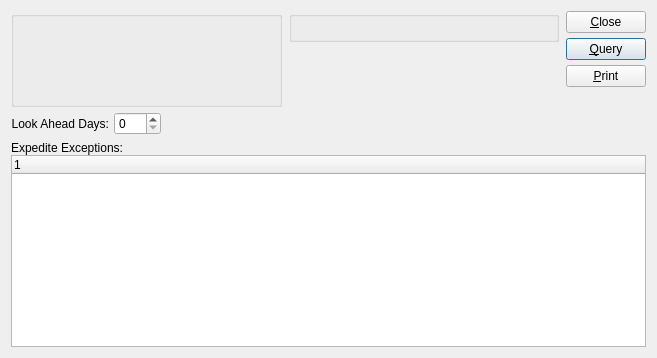
This is guiclient/dspExpediteExceptionsByPlannerCode.ui in Pegasus-RPG/xtuple-client as Qt 5 draws it before an edit. The edited form follows.
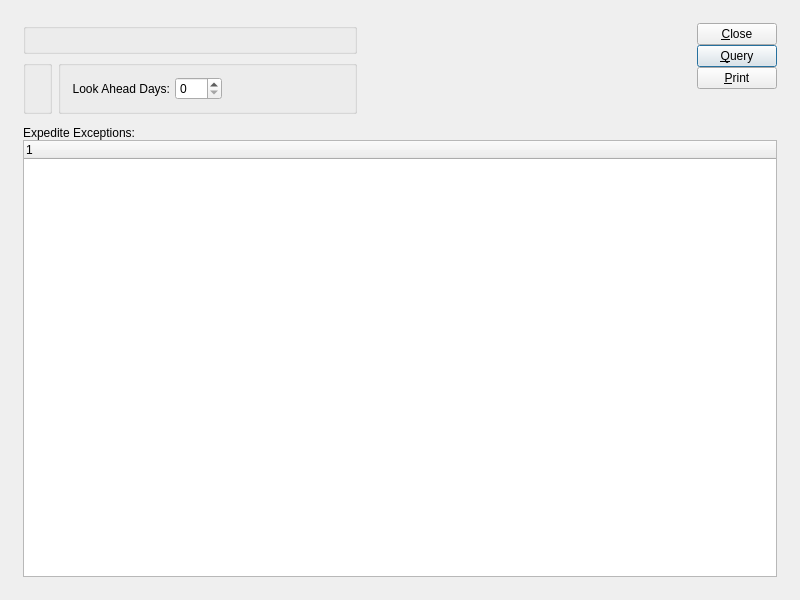
This is the edited form. Custom widgets are drawn as their Qt base class.

Commit message: issue 8520:  Touch up layouts with tweaked clusters.

The edit to the form file:
```diff
--- a/guiclient/dspExpediteExceptionsByPlannerCode.ui
+++ b/guiclient/dspExpediteExceptionsByPlannerCode.ui
@@ -14,93 +14,72 @@
    <rect>
     <x>0</x>
     <y>0</y>
-    <width>657</width>
-    <height>358</height>
+    <width>800</width>
+    <height>600</height>
    </rect>
   </property>
   <property name="windowTitle" >
    <string>Expedite Exceptions by Planner Code</string>
   </property>
-   <layout class="QVBoxLayout" >
-    <item>
-     <layout class="QHBoxLayout" >
+  <layout class="QGridLayout" name="gridLayout_4" >
+   <item row="0" column="0" >
+    <layout class="QGridLayout" name="gridLayout_3" >
       <property name="margin" >
-       <number>0</number>
+      <number>12</number>
       </property>
       <property name="spacing" >
-       <number>7</number>
-      </property>
+      <number>12</number>
+     </property>
+     <item row="0" column="0" >
+      <layout class="QHBoxLayout" name="horizontalLayout_2" >
       <item>
-       <layout class="QVBoxLayout" >
-        <property name="margin" >
-         <number>0</number>
-        </property>
-        <property name="spacing" >
-         <number>5</number>
-        </property>
-        <item>
-         <layout class="QHBoxLayout" >
-          <property name="margin" >
-           <number>0</number>
-          </property>
-          <property name="spacing" >
-           <number>7</number>
-          </property>
+        <layout class="QVBoxLayout" name="verticalLayout_2" >
           <item>
            <widget class="ParameterGroup" name="_plannerCode" >
             <property name="title" >
              <string/>
             </property>
+           <property name="fixedSize" >
+            <bool>false</bool>
+           </property>
            </widget>
           </item>
           <item>
-           <layout class="QVBoxLayout" >
-            <property name="margin" >
-             <number>0</number>
-            </property>
-            <property name="spacing" >
-             <number>0</number>
-            </property>
+          <layout class="QHBoxLayout" name="horizontalLayout" >
             <item>
              <widget class="WarehouseGroup" name="_warehouse" >
               <property name="title" >
                <string/>
               </property>
+             <property name="fixedSize" >
+              <bool>false</bool>
+             </property>
              </widget>
             </item>
             <item>
-             <spacer>
-              <property name="orientation" >
-               <enum>Qt::Vertical</enum>
-              </property>
-              <property name="sizeHint" >
-               <size>
-                <width>20</width>
-                <height>20</height>
-               </size>
-              </property>
-             </spacer>
-            </item>
-           </layout>
-          </item>
-         </layout>
-        </item>
+            <widget class="QGroupBox" name="_optionsGroup" >
+             <property name="title" >
+              <string/>
+             </property>
+             <layout class="QGridLayout" name="gridLayout_2" >
+              <item row="0" column="0" >
+               <layout class="QVBoxLayout" name="verticalLayout" >
         <item>
          <layout class="QHBoxLayout" >
-          <property name="margin" >
-           <number>0</number>
-          </property>
           <property name="spacing" >
            <number>0</number>
           </property>
-          <item>
-           <layout class="QHBoxLayout" >
             <property name="margin" >
              <number>0</number>
             </property>
+                  <item>
+                   <layout class="QHBoxLayout" >
             <property name="spacing" >
              <number>5</number>
             </property>
+                    <property name="margin" >
+                     <number>0</number>
+                    </property>
             <item>
              <widget class="QLabel" name="_lookAheadLit" >
               <property name="text" >
@@ -128,33 +107,66 @@
             <property name="sizeType" >
              <enum>QSizePolicy::Expanding</enum>
             </property>
-            <property name="sizeHint" >
+                    <property name="sizeHint" stdset="0" >
+                     <size>
+                      <width>0</width>
+                      <height>20</height>
+                     </size>
+                    </property>
+                   </spacer>
+                  </item>
+                 </layout>
+                </item>
+                <item>
+                 <spacer>
+                  <property name="orientation" >
+                   <enum>Qt::Vertical</enum>
+                  </property>
+                  <property name="sizeHint" stdset="0" >
              <size>
               <width>20</width>
+                    <height>0</height>
+                   </size>
+                  </property>
+                 </spacer>
+                </item>
+               </layout>
+              </item>
+             </layout>
+            </widget>
+           </item>
+          </layout>
+         </item>
+        </layout>
+       </item>
+       <item>
+        <spacer name="horizontalSpacer" >
+         <property name="orientation" >
+          <enum>Qt::Horizontal</enum>
+         </property>
+         <property name="sizeHint" stdset="0" >
+          <size>
+           <width>0</width>
               <height>20</height>
              </size>
             </property>
            </spacer>
           </item>
-         </layout>
-        </item>
-       </layout>
-      </item>
       <item>
        <layout class="QVBoxLayout" >
-        <property name="margin" >
+         <property name="spacing" >
          <number>0</number>
         </property>
-        <property name="spacing" >
+         <property name="margin" >
          <number>0</number>
         </property>
         <item>
          <layout class="QVBoxLayout" >
-          <property name="margin" >
+           <property name="spacing" >
            <number>0</number>
           </property>
-          <property name="spacing" >
-           <number>5</number>
+           <property name="margin" >
+            <number>0</number>
           </property>
           <item>
            <widget class="QPushButton" name="_close" >
@@ -190,7 +202,7 @@
           <property name="orientation" >
            <enum>Qt::Vertical</enum>
           </property>
-          <property name="sizeHint" >
+           <property name="sizeHint" stdset="0" >
            <size>
             <width>20</width>
             <height>0</height>
@@ -202,14 +214,32 @@
       </item>
      </layout>
     </item>
-    <item>
+     <item row="1" column="0" >
+      <widget class="QFrame" name="_frame" >
+       <property name="sizePolicy" >
+        <sizepolicy vsizetype="Expanding" hsizetype="Preferred" >
+         <horstretch>0</horstretch>
+         <verstretch>1</verstretch>
+        </sizepolicy>
+       </property>
+       <property name="frameShape" >
+        <enum>QFrame::NoFrame</enum>
+       </property>
+       <property name="frameShadow" >
+        <enum>QFrame::Raised</enum>
+       </property>
+       <layout class="QGridLayout" name="gridLayout" >
+        <property name="margin" >
+         <number>0</number>
+        </property>
+        <item row="0" column="0" >
      <layout class="QVBoxLayout" >
-      <property name="margin" >
-       <number>0</number>
-      </property>
       <property name="spacing" >
        <number>0</number>
       </property>
+          <property name="margin" >
+           <number>0</number>
+          </property>
       <item>
        <widget class="QLabel" name="_exceptionsLit" >
         <property name="text" >
@@ -220,9 +250,7 @@
       <item>
        <widget class="XTreeWidget" name="_exception" >
         <property name="sizePolicy" >
-         <sizepolicy>
-          <hsizetype>7</hsizetype>
-          <vsizetype>7</vsizetype>
+             <sizepolicy vsizetype="Expanding" hsizetype="Expanding" >
           <horstretch>0</horstretch>
           <verstretch>0</verstretch>
          </sizepolicy>
@@ -239,6 +267,11 @@
     </item>
    </layout>
  </widget>
+     </item>
+    </layout>
+   </item>
+  </layout>
+ </widget>
  <layoutdefault spacing="6" margin="11" />
  <pixmapfunction>qPixmapFromMimeSource</pixmapfunction>
  <customwidgets>
@@ -246,29 +279,16 @@
    <class>ParameterGroup</class>
    <extends>QGroupBox</extends>
    <header>parametergroup.h</header>
-   <container>0</container>
-   <pixmap></pixmap>
+  </customwidget>
+  <customwidget>
+   <class>WarehouseGroup</class>
+   <extends>QGroupBox</extends>
+   <header>warehousegroup.h</header>
   </customwidget>
   <customwidget>
    <class>XTreeWidget</class>
    <extends>QTreeWidget</extends>
    <header>xtreewidget.h</header>
-   <container>0</container>
-   <pixmap></pixmap>
-  </customwidget>
-  <customwidget>
-   <class>QWidget</class>
-   <extends>QWidget</extends>
-   <header>qmainwindow.h</header>
-   <container>1</container>
-   <pixmap></pixmap>
-  </customwidget>
-  <customwidget>
-   <class>WarehouseGroup</class>
-   <extends>QGroupBox</extends>
-   <header>warehousegroup.h</header>
-   <container>0</container>
-   <pixmap></pixmap>
   </customwidget>
  </customwidgets>
  <tabstops>
```
Left out of the diff: 3 changed lines with no effect on the pictures. Lines whose indentation alone changed are shown as unchanged. The commit also changes 34 other files.
